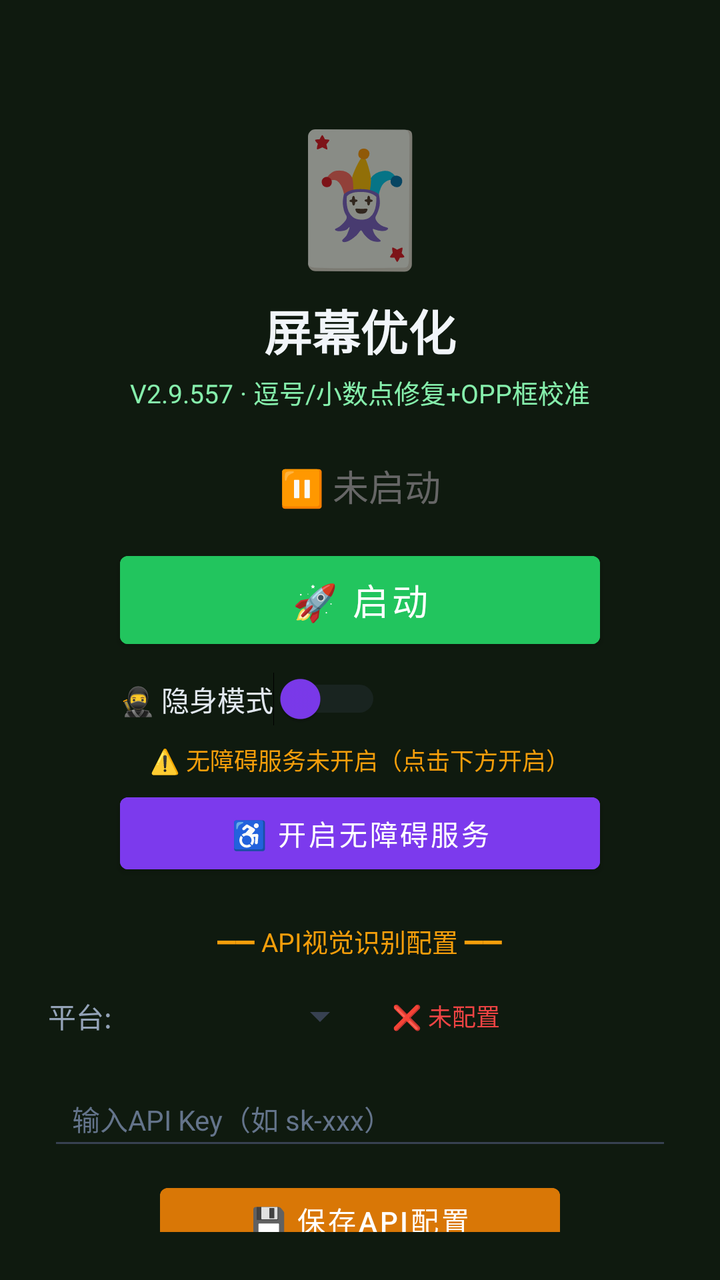
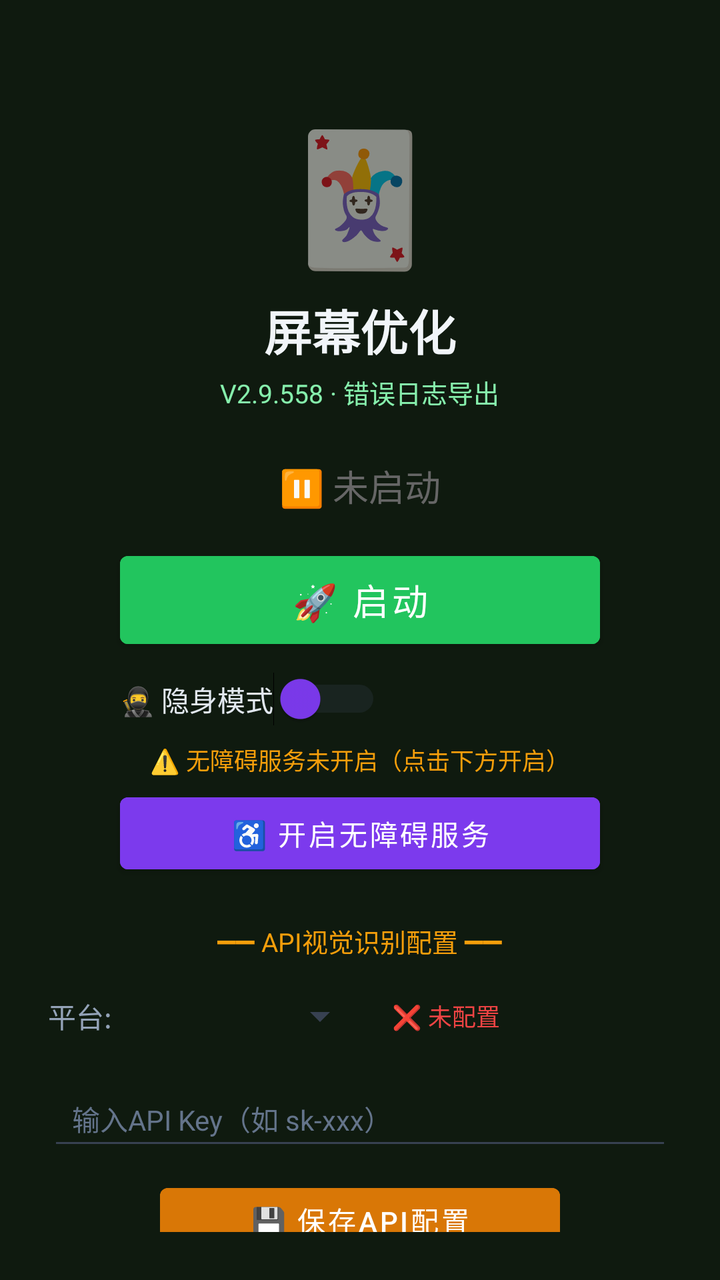

An Android layout rendered at two revisions. The XML below is the earlier revision; the diff shows what the commit changed to produce the second picture.
<!-- AndroidManifest.xml: activity theme Theme.MjScreenshot -->
<!-- res/layout/activity_main.xml -->
<?xml version="1.0" encoding="utf-8"?>
<LinearLayout xmlns:android="http://schemas.android.com/apk/res/android"
    android:layout_width="match_parent"
    android:layout_height="match_parent"
    android:orientation="vertical"
    android:background="#0f1a0f"
    android:padding="24dp"
    android:gravity="center_horizontal">

    <TextView
        android:layout_width="wrap_content"
        android:layout_height="wrap_content"
        android:text="🃏"
        android:textSize="64sp"
        android:layout_marginTop="30dp" />

    <TextView
        android:layout_width="wrap_content"
        android:layout_height="wrap_content"
        android:text="屏幕优化"
        android:textSize="24sp"
        android:textColor="#f1f5f9"
        android:textStyle="bold"
        android:layout_marginTop="8dp" />

    <TextView
        android:layout_width="wrap_content"
        android:layout_height="wrap_content"
        android:text="V2.9.557 · 逗号/小数点修复+OPP框校准"
        android:textSize="13sp"
        android:textColor="#86efac"
        android:layout_marginTop="4dp" />

    <TextView
        android:id="@+id/tvStatus"
        android:layout_width="wrap_content"
        android:layout_height="wrap_content"
        android:text="⏸ 未启动"
        android:textSize="18sp"
        android:textColor="#666666"
        android:layout_marginTop="24dp" />

    <Button
        android:id="@+id/btnStart"
        android:layout_width="240dp"
        android:layout_height="56dp"
        android:text="🚀 启动"
        android:textSize="18sp"
        android:textColor="#ffffff"
        android:backgroundTint="#22c55e"
        android:layout_marginTop="16dp" />

    <Button
        android:id="@+id/btnHelper"
        android:layout_width="240dp"
        android:layout_height="56dp"
        android:text="🃏 打开智囊"
        android:textSize="16sp"
        android:textColor="#ffffff"
        android:backgroundTint="#16a34a"
        android:layout_marginTop="12dp"
        android:visibility="gone" />

    
    <LinearLayout
        android:layout_width="240dp"
        android:layout_height="wrap_content"
        android:orientation="horizontal"
        android:gravity="center_vertical"
        android:layout_marginTop="8dp">

        <Switch
            android:id="@+id/switchStealth"
            android:layout_width="wrap_content"
            android:layout_height="wrap_content"
            android:text="🥷 隐身模式"
            android:textColor="#e2e8f0"
            android:textSize="14sp"
            android:thumbTint="#7c3aed"
            android:trackTint="#374151" />
    </LinearLayout>

    <TextView
        android:id="@+id/tvAccessibilityStatus"
        android:layout_width="wrap_content"
        android:layout_height="wrap_content"
        android:text="⚠️ 无障碍服务未开启（点击下方开启）"
        android:textSize="12sp"
        android:textColor="#f59e0b"
        android:layout_marginTop="8dp"
        android:gravity="center" />

    <Button
        android:id="@+id/btnAccessibility"
        android:layout_width="240dp"
        android:layout_height="48dp"
        android:text="♿ 开启无障碍服务"
        android:textSize="14sp"
        android:textColor="#ffffff"
        android:backgroundTint="#7c3aed"
        android:layout_marginTop="4dp" />

    <TextView
        android:layout_width="wrap_content"
        android:layout_height="wrap_content"
        android:text="━━ API视觉识别配置 ━━"
        android:textSize="13sp"
        android:textColor="#f59e0b"
        android:layout_marginTop="20dp" />

    <LinearLayout
        android:layout_width="match_parent"
        android:layout_height="wrap_content"
        android:orientation="horizontal"
        android:layout_marginTop="8dp"
        android:gravity="center_vertical">

        <TextView
            android:layout_width="wrap_content"
            android:layout_height="wrap_content"
            android:text="平台:"
            android:textSize="14sp"
            android:textColor="#94a3b8" />

        <Spinner
            android:id="@+id/spinnerProvider"
            android:layout_width="120dp"
            android:layout_height="40dp"
            android:layout_marginStart="8dp"
            android:backgroundTint="#374151" />

        <TextView
            android:id="@+id/tvApiStatus"
            android:layout_width="wrap_content"
            android:layout_height="wrap_content"
            android:text="❌ 未配置"
            android:textSize="12sp"
            android:textColor="#ef4444"
            android:layout_marginStart="12dp" />
    </LinearLayout>

    <EditText
        android:id="@+id/etApiKey"
        android:layout_width="match_parent"
        android:layout_height="44dp"
        android:hint="输入API Key（如 sk-xxx）"
        android:textSize="14sp"
        android:textColor="#e2e8f0"
        android:textColorHint="#64748b"
        android:backgroundTint="#374151"
        android:inputType="textPassword"
        android:layout_marginTop="8dp"
        android:paddingStart="12dp"
        android:paddingEnd="12dp" />

    <Button
        android:id="@+id/btnSaveApi"
        android:layout_width="200dp"
        android:layout_height="44dp"
        android:text="💾 保存API配置"
        android:textSize="14sp"
        android:textColor="#ffffff"
        android:backgroundTint="#d97706"
        android:layout_marginTop="8dp" />

    <TextView
        android:id="@+id/tvHint"
        android:layout_width="wrap_content"
        android:layout_height="wrap_content"
        android:text="先点上方按钮启动截屏"
        android:textSize="13sp"
        android:textColor="#666666"
        android:layout_marginTop="12dp"
        android:gravity="center" />

    <TextView
        android:layout_width="wrap_content"
        android:layout_height="wrap_content"
        android:text="使用步骤：\n1. 配置API Key（支持OpenAI/通义千问VL/硅基流动）\n2. 点「开启无障碍服务」→ 开启\n3. 开启「🥷隐身模式」(反检测)\n4. 点「启动」→ 允许悬浮窗\n5. 打牌时点屏幕上的🎯悬浮球即可截屏识别\n★ 拖动悬浮球可移到不挡牌的位置 ★\n★ 长按悬浮球可展开/收起详细面板 ★\n★ 悬浮球边框颜色=建议：绿=加注 橙=跟注 红=弃牌 ★"
        android:textSize="12sp"
        android:textColor="#64748b"
        android:layout_marginTop="12dp"
        android:lineSpacingExtra="3dp" />

</LinearLayout>
<!-- resources referenced by this layout -->
<resources>
  <style name="Theme.MjScreenshot" parent="Theme.MaterialComponents.DayNight.DarkActionBar">
          <item name="colorPrimary">#1e40af</item>
          <item name="colorPrimaryVariant">#1e3a8a</item>
          <item name="colorOnPrimary">#ffffff</item>
          <item name="android:statusBarColor">#0f172a</item>
      </style>
</resources>

<!-- the commit's change to res/layout/activity_main.xml (unified diff, before → after) -->
@@ -26,7 +26,7 @@
     <TextView
         android:layout_width="wrap_content"
         android:layout_height="wrap_content"
-        android:text="V2.9.557 · 逗号/小数点修复+OPP框校准"
+        android:text="V2.9.558 · 错误日志导出"
         android:textSize="13sp"
         android:textColor="#86efac"
         android:layout_marginTop="4dp" />
